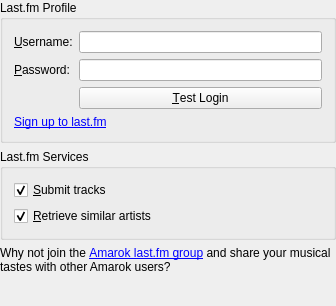
Old version of the form src/services/lastfm/LastFmConfigWidget.ui in the repository netrunner-debian-kde-extras/amarok.
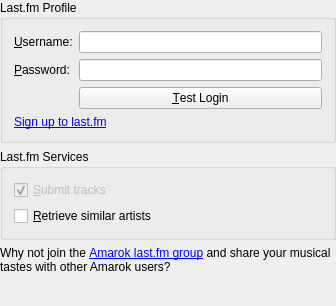
New version of the form. Custom widgets are drawn as their Qt base class.

Patch:
```diff
--- a/src/services/lastfm/LastFmConfigWidget.ui
+++ b/src/services/lastfm/LastFmConfigWidget.ui
@@ -119,7 +119,7 @@
       <item row="0" column="0" >
        <widget class="QCheckBox" name="kcfg_SubmitPlayedSongs" >
         <property name="enabled" >
-         <bool>true</bool>
+         <bool>false</bool>
         </property>
         <property name="text" >
          <string>&amp;Submit tracks</string>
@@ -135,7 +135,7 @@
          <string>&amp;Retrieve similar artists</string>
         </property>
         <property name="checked" >
-         <bool>true</bool>
+         <bool>false</bool>
         </property>
        </widget>
       </item>
```
